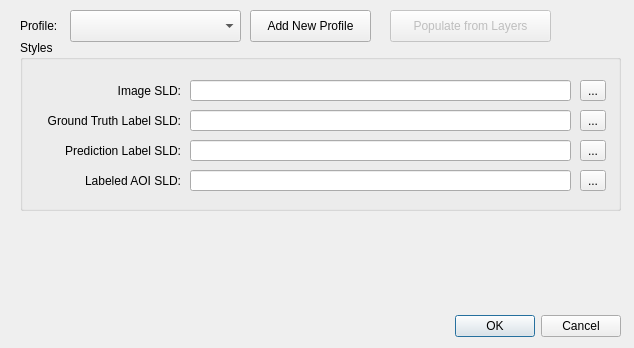
Qt form profiles_dialog_base.ui (azavea/raster-vision-qgis) before a commit.
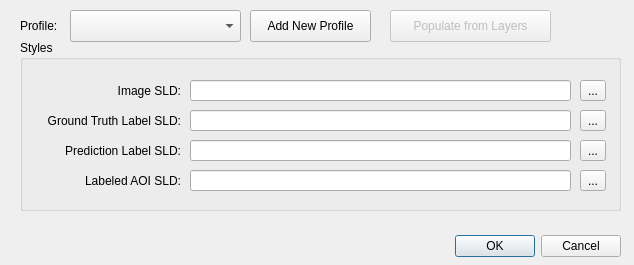
The same form after that commit.

What changed in the file:
```diff
--- a/profiles_dialog_base.ui
+++ b/profiles_dialog_base.ui
@@ -7,7 +7,7 @@
     <x>0</x>
     <y>0</y>
     <width>634</width>
-    <height>348</height>
+    <height>265</height>
    </rect>
   </property>
   <property name="windowTitle">
@@ -17,7 +17,7 @@
    <property name="geometry">
     <rect>
      <x>450</x>
-     <y>310</y>
+     <y>230</y>
      <width>171</width>
      <height>32</height>
     </rect>
```
